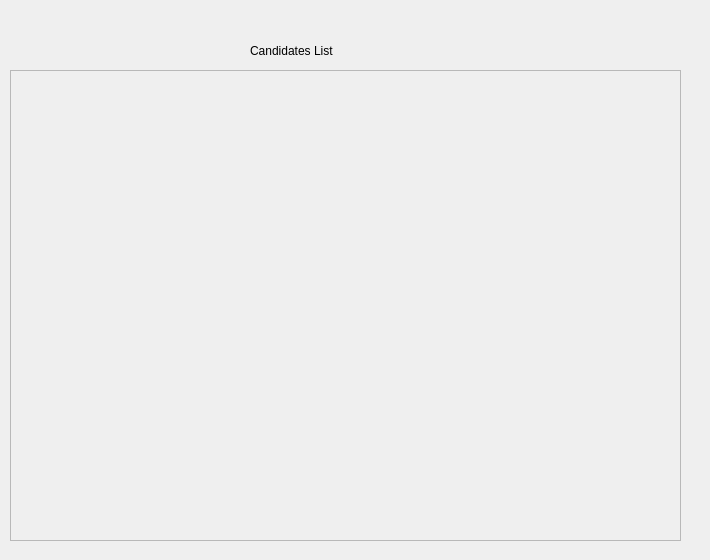
Before: the Qt Designer form E-voting-system/Experiment/vote_casting.ui in Kashan-Baig/E-VOTING, drawn with Qt 5.
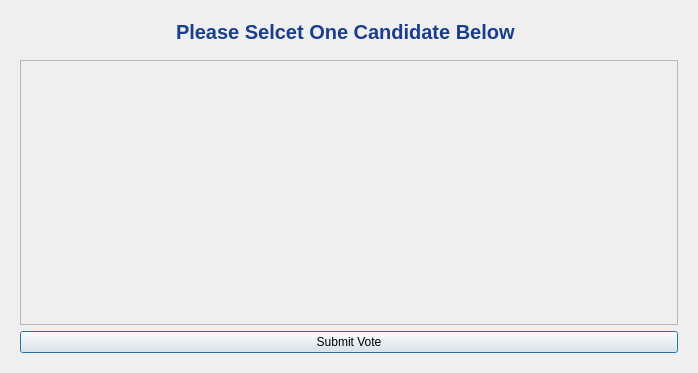
After: the same form once the commit is applied.

Commit message: radio button

Patch:
```diff
--- a/E-voting-system/Experiment/vote_casting.ui
+++ b/E-voting-system/Experiment/vote_casting.ui
@@ -6,34 +6,34 @@
    <rect>
     <x>0</x>
     <y>0</y>
-    <width>710</width>
-    <height>560</height>
+    <width>698</width>
+    <height>373</height>
    </rect>
   </property>
   <property name="windowTitle">
    <string>Dialog</string>
   </property>
-  <widget class="QWidget" name="verticalLayoutWidget">
-   <property name="geometry">
-    <rect>
-     <x>10</x>
-     <y>30</y>
-     <width>681</width>
-     <height>511</height>
-    </rect>
-   </property>
-   <layout class="QVBoxLayout" name="verticalLayout_2">
+  <layout class="QHBoxLayout" name="horizontalLayout">
+   <item>
+    <layout class="QHBoxLayout" name="horizontalLayout_2">
     <item>
      <widget class="QWidget" name="widget" native="true">
+       <layout class="QVBoxLayout" name="verticalLayout_2">
+        <item alignment="Qt::AlignmentFlag::AlignHCenter">
+         <widget class="QLabel" name="label">
+          <property name="styleSheet">
+           <string notr="true"> font-size: 20px;
+    font-weight: bold;
+    color: #1a3e8c;
+    margin-bottom: 10px;</string>
+          </property>
+          <property name="text">
+           <string>Please Selcet One Candidate Below </string>
+          </property>
+         </widget>
+        </item>
+        <item>
       <widget class="QScrollArea" name="scrollArea">
-       <property name="geometry">
-        <rect>
-         <x>0</x>
-         <y>40</y>
-         <width>671</width>
-         <height>471</height>
-        </rect>
-       </property>
        <property name="widgetResizable">
         <bool>true</bool>
        </property>
@@ -42,30 +42,27 @@
          <rect>
           <x>0</x>
           <y>0</y>
-          <width>669</width>
-          <height>469</height>
+             <width>658</width>
+             <height>260</height>
          </rect>
         </property>
         <layout class="QVBoxLayout" name="verticalLayout"/>
        </widget>
       </widget>
-      <widget class="QLabel" name="label">
-       <property name="geometry">
-        <rect>
-         <x>240</x>
-         <y>10</y>
-         <width>261</width>
-         <height>21</height>
-        </rect>
-       </property>
+        </item>
+        <item>
+         <widget class="QPushButton" name="submitButton">
        <property name="text">
-        <string>Candidates List</string>
-       </property>
-      </widget>
-     </widget>
+           <string>Submit Vote</string>
+          </property>
+         </widget>
     </item>
    </layout>
   </widget>
+     </item>
+    </layout>
+   </item>
+  </layout>
  </widget>
  <resources/>
  <connections/>
```
Lines whose indentation alone changed are shown as unchanged. The commit also changes 9 other files.
